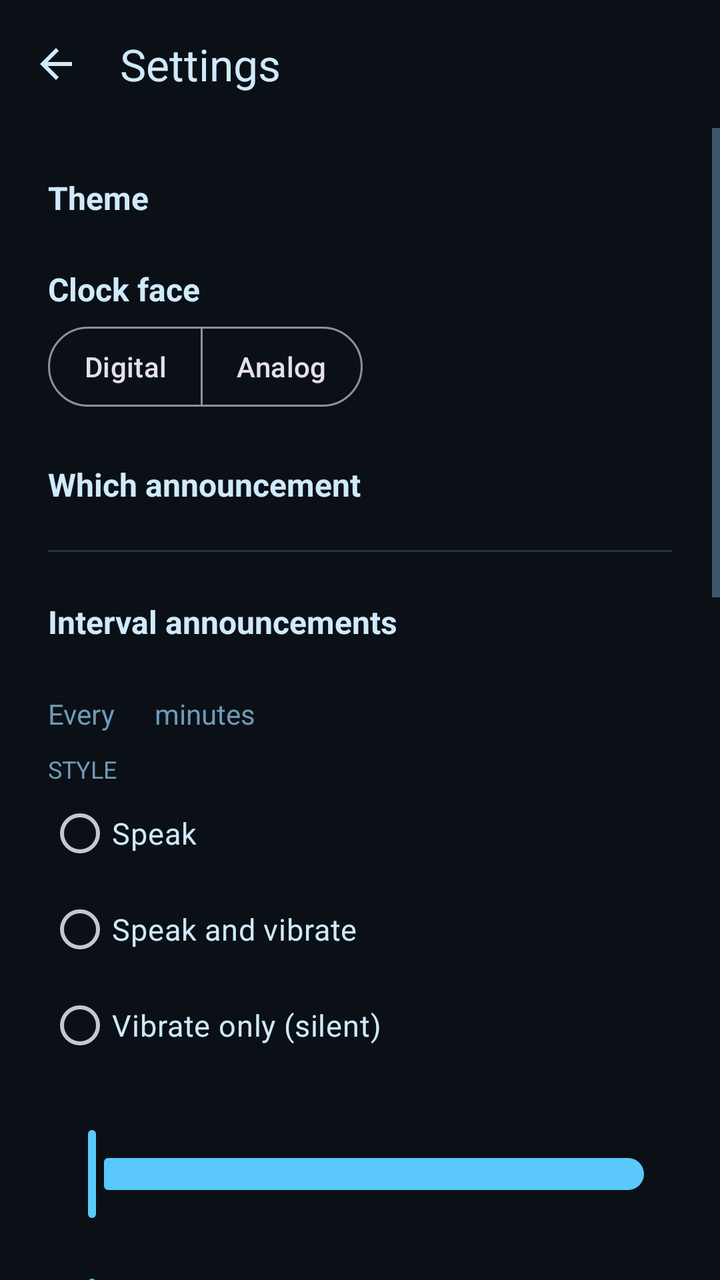
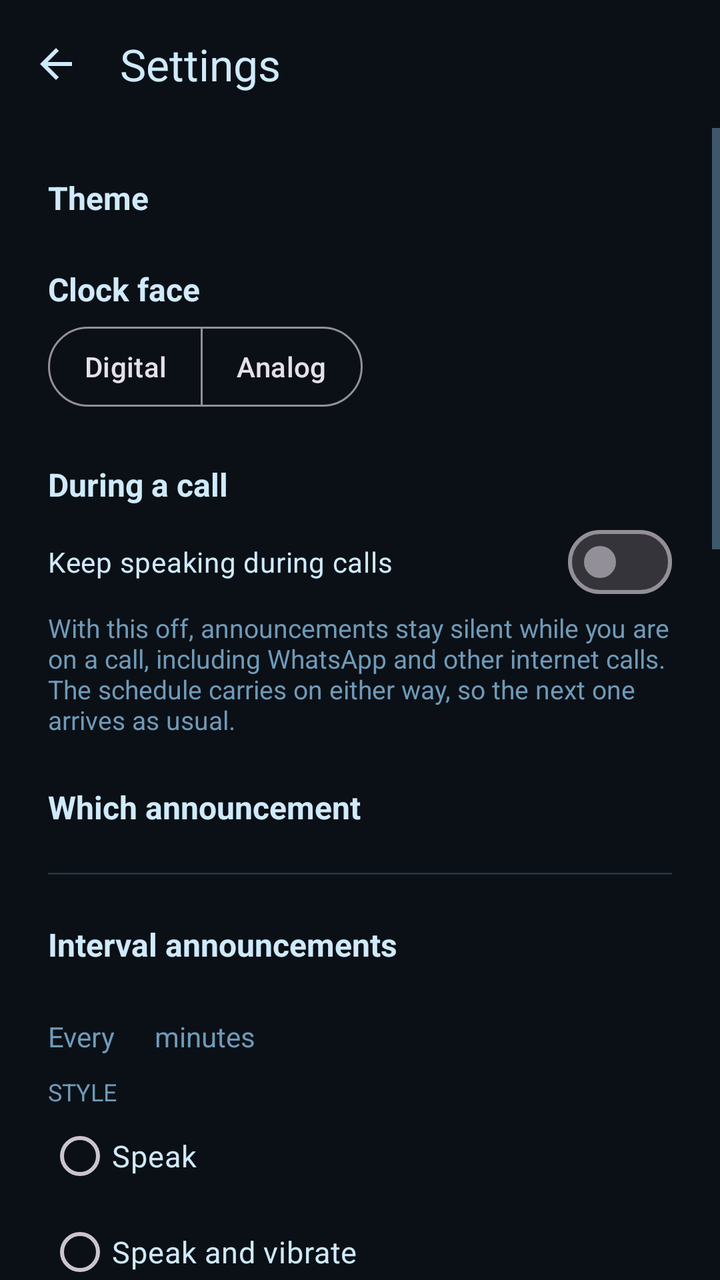

Two renders of the same Android screen: before a commit and after it. Below are the layout's source before the change and the commit's diff.
<!-- AndroidManifest.xml: application theme Theme.TimeSpeaker.Midnight -->
<!-- res/layout/activity_settings.xml -->
<?xml version="1.0" encoding="utf-8"?>
<LinearLayout xmlns:android="http://schemas.android.com/apk/res/android"
    xmlns:app="http://schemas.android.com/apk/res-auto"
    android:layout_width="match_parent"
    android:layout_height="match_parent"
    android:background="?android:attr/colorBackground"
    android:orientation="vertical">

    <com.google.android.material.appbar.MaterialToolbar
        android:id="@+id/toolbar"
        android:layout_width="match_parent"
        android:layout_height="?attr/actionBarSize"
        android:background="?android:attr/colorBackground"
        app:navigationIcon="@drawable/ic_back"
        app:title="@string/settings"
        app:titleTextColor="?android:attr/textColorPrimary" />

    <ScrollView
        android:id="@+id/scrollRoot"
        android:layout_width="match_parent"
        android:layout_height="0dp"
        android:layout_weight="1"
        android:fillViewport="true">

    <LinearLayout
        android:layout_width="match_parent"
        android:layout_height="wrap_content"
        android:orientation="vertical"
        android:paddingHorizontal="24dp"
        android:paddingTop="16dp"
        android:paddingBottom="32dp">

        <TextView
            style="@style/SettingLabel"
            android:layout_width="match_parent"
            android:layout_height="wrap_content"
            android:layout_marginTop="8dp"
            android:text="@string/theme_heading" />

        <LinearLayout
            android:id="@+id/themeGroup"
            android:layout_width="match_parent"
            android:layout_height="wrap_content"
            android:descendantFocusability="blocksDescendants"
            android:orientation="vertical" />

        <TextView
            style="@style/SettingLabel"
            android:layout_width="match_parent"
            android:layout_height="wrap_content"
            android:text="@string/clock_heading" />

        <com.google.android.material.button.MaterialButtonToggleGroup
            android:id="@+id/clockStyleGroup"
            android:layout_width="wrap_content"
            android:layout_height="wrap_content"
            android:layout_marginTop="4dp"
            app:selectionRequired="true"
            app:singleSelection="true">

            <com.google.android.material.button.MaterialButton
                android:id="@+id/digitalButton"
                style="@style/Widget.Material3.Button.OutlinedButton"
                android:layout_width="wrap_content"
                android:layout_height="wrap_content"
                android:minWidth="0dp"
                android:paddingHorizontal="18dp"
                android:text="@string/clock_digital" />

            <com.google.android.material.button.MaterialButton
                android:id="@+id/analogButton"
                style="@style/Widget.Material3.Button.OutlinedButton"
                android:layout_width="wrap_content"
                android:layout_height="wrap_content"
                android:minWidth="0dp"
                android:paddingHorizontal="18dp"
                android:text="@string/clock_analog" />
        </com.google.android.material.button.MaterialButtonToggleGroup>

        
        <TextView
            style="@style/SettingLabel"
            android:layout_width="match_parent"
            android:layout_height="wrap_content"
            android:text="@string/editing_profile" />

        <LinearLayout
            android:id="@+id/profileGroup"
            android:layout_width="match_parent"
            android:layout_height="wrap_content"
            android:layout_marginTop="2dp"
            android:orientation="vertical" />

        <View
            android:layout_width="match_parent"
            android:layout_height="1dp"
            android:layout_marginTop="20dp"
            android:background="?android:attr/textColorSecondary"
            android:alpha="0.25" />

        

        <LinearLayout
            android:id="@+id/intervalSection"
            android:layout_width="match_parent"
            android:layout_height="wrap_content"
            android:orientation="vertical">

            <TextView
                style="@style/SettingLabel"
                android:layout_width="match_parent"
                android:layout_height="wrap_content"
                android:text="@string/interval_heading" />


            <TextView
                android:id="@+id/intervalHint"
                android:layout_width="match_parent"
                android:layout_height="wrap_content"
                android:textColor="?android:attr/textColorSecondary"
                android:textSize="13sp" />

            <LinearLayout
                android:id="@+id/intervalBody"
                android:layout_width="match_parent"
                android:layout_height="wrap_content"
                android:orientation="vertical">

                <HorizontalScrollView
                    android:layout_width="match_parent"
                    android:layout_height="wrap_content"
                    android:layout_marginTop="8dp"
                    android:scrollbars="none">

                    <LinearLayout
                        android:layout_width="wrap_content"
                        android:layout_height="wrap_content"
                        android:gravity="center_vertical"
                        android:orientation="horizontal">

                        <TextView
                            android:layout_width="wrap_content"
                            android:layout_height="wrap_content"
                            android:layout_marginEnd="10dp"
                            android:text="@string/interval_every"
                            android:textColor="?android:attr/textColorSecondary"
                            android:textSize="14sp" />

                        <com.google.android.material.button.MaterialButtonToggleGroup
                            android:id="@+id/intervalGroup"
                            android:layout_width="wrap_content"
                            android:layout_height="wrap_content"
                            app:selectionRequired="true"
                            app:singleSelection="true" />

                        <TextView
                            android:layout_width="wrap_content"
                            android:layout_height="wrap_content"
                            android:layout_marginStart="10dp"
                            android:text="@string/interval_minutes"
                            android:textColor="?android:attr/textColorSecondary"
                            android:textSize="14sp" />
                    </LinearLayout>
                </HorizontalScrollView>

                <include
                    android:id="@+id/intervalStyle"
                    layout="@layout/section_style" />
            </LinearLayout>
        </LinearLayout>

        <LinearLayout
            android:id="@+id/countdownSection"
            android:layout_width="match_parent"
            android:layout_height="wrap_content"
            android:orientation="vertical"
            android:visibility="gone">

            <TextView
                style="@style/SettingLabel"
                android:layout_width="match_parent"
                android:layout_height="wrap_content"
                android:text="@string/countdown_heading" />


            <TextView
                android:id="@+id/countdownExplainer"
                android:layout_width="match_parent"
                android:layout_height="wrap_content"
                android:text="@string/countdown_explainer"
                android:textColor="?android:attr/textColorSecondary"
                android:textSize="13sp" />

            <LinearLayout
                android:id="@+id/countdownBody"
                android:layout_width="match_parent"
                android:layout_height="wrap_content"
                android:orientation="vertical">


                <TextView
                    android:layout_width="wrap_content"
                    android:layout_height="wrap_content"
                    android:layout_marginTop="10dp"
                    android:text="@string/countdown_range_heading"
                    android:textAllCaps="true"
                    android:textColor="?android:attr/textColorSecondary"
                    android:textSize="12sp" />

                <HorizontalScrollView
                    android:layout_width="match_parent"
                    android:layout_height="wrap_content"
                    android:layout_marginTop="2dp"
                    android:scrollbars="none">

                    <com.google.android.material.button.MaterialButtonToggleGroup
                        android:id="@+id/countdownRangeGroup"
                        android:layout_width="wrap_content"
                        android:layout_height="wrap_content"
                        app:selectionRequired="true"
                        app:singleSelection="true" />
                </HorizontalScrollView>

                <TextView
                    android:id="@+id/countdownRangeHint"
                    android:layout_width="match_parent"
                    android:layout_height="wrap_content"
                    android:textColor="?android:attr/textColorSecondary"
                    android:textSize="13sp" />

                <include
                    android:id="@+id/countdownStyle"
                    layout="@layout/section_style" />
            </LinearLayout>
        </LinearLayout>

        <LinearLayout
            android:id="@+id/majorSection"
            android:layout_width="match_parent"
            android:layout_height="wrap_content"
            android:orientation="vertical"
            android:visibility="gone">

            <TextView
                style="@style/SettingLabel"
                android:layout_width="match_parent"
                android:layout_height="wrap_content"
                android:text="@string/major_heading" />


            <TextView
                android:id="@+id/majorHint"
                android:layout_width="match_parent"
                android:layout_height="wrap_content"
                android:textColor="?android:attr/textColorSecondary"
                android:textSize="13sp" />

            <LinearLayout
                android:id="@+id/majorBody"
                android:layout_width="match_parent"
                android:layout_height="wrap_content"
                android:orientation="vertical">

                <HorizontalScrollView
                    android:layout_width="match_parent"
                    android:layout_height="wrap_content"
                    android:layout_marginTop="8dp"
                    android:scrollbars="none">

                    <LinearLayout
                        android:layout_width="wrap_content"
                        android:layout_height="wrap_content"
                        android:gravity="center_vertical"
                        android:orientation="horizontal">

                        <TextView
                            android:layout_width="wrap_content"
                            android:layout_height="wrap_content"
                            android:layout_marginEnd="10dp"
                            android:text="@string/interval_every"
                            android:textColor="?android:attr/textColorSecondary"
                            android:textSize="14sp" />

                        <com.google.android.material.button.MaterialButtonToggleGroup
                            android:id="@+id/majorIntervalGroup"
                            android:layout_width="wrap_content"
                            android:layout_height="wrap_content"
                            app:selectionRequired="true"
                            app:singleSelection="true" />

                        <TextView
                            android:layout_width="wrap_content"
                            android:layout_height="wrap_content"
                            android:layout_marginStart="10dp"
                            android:text="@string/interval_minutes"
                            android:textColor="?android:attr/textColorSecondary"
                            android:textSize="14sp" />
                    </LinearLayout>
                </HorizontalScrollView>

                <include
                    android:id="@+id/majorStyle"
                    layout="@layout/section_style" />
            </LinearLayout>
        </LinearLayout>

        

        <LinearLayout
            android:id="@+id/voiceBlock"
            android:layout_width="match_parent"
            android:layout_height="wrap_content"
            android:orientation="vertical">

        <TextView
            android:id="@+id/volumeLabel"
            style="@style/SettingLabel"
            android:layout_width="match_parent"
            android:layout_height="wrap_content" />

        <com.google.android.material.slider.Slider
            android:id="@+id/volumeSlider"
            android:layout_width="match_parent"
            android:layout_height="wrap_content"
            android:stepSize="10"
            android:valueFrom="0"
            android:valueTo="400"
            app:labelBehavior="gone" />

        <TextView
            android:id="@+id/boostNote"
            android:layout_width="match_parent"
            android:layout_height="wrap_content"
            android:text="@string/boost_note"
            android:textColor="?android:attr/textColorSecondary"
            android:textSize="13sp"
            android:visibility="gone" />

        <TextView
            android:id="@+id/boostWarning"
            android:layout_width="match_parent"
            android:layout_height="wrap_content"
            android:layout_marginTop="4dp"
            android:text="@string/boost_note_high"
            android:textColor="?attr/colorPrimary"
            android:textSize="13sp"
            android:visibility="gone" />

        <TextView
            android:id="@+id/pitchLabel"
            style="@style/SettingLabel"
            android:layout_width="match_parent"
            android:layout_height="wrap_content" />

        <com.google.android.material.slider.Slider
            android:id="@+id/pitchSlider"
            android:layout_width="match_parent"
            android:layout_height="wrap_content"
            android:stepSize="5"
            android:valueFrom="50"
            android:valueTo="200"
            app:labelBehavior="gone" />

        <TextView
            android:layout_width="match_parent"
            android:layout_height="wrap_content"
            android:text="@string/pitch_hint"
            android:textColor="?android:attr/textColorSecondary"
            android:textSize="13sp" />

        <TextView
            android:id="@+id/rateLabel"
            style="@style/SettingLabel"
            android:layout_width="match_parent"
            android:layout_height="wrap_content" />

        <com.google.android.material.slider.Slider
            android:id="@+id/rateSlider"
            android:layout_width="match_parent"
            android:layout_height="wrap_content"
            android:stepSize="5"
            android:valueFrom="50"
            android:valueTo="200"
            app:labelBehavior="gone" />

        <TextView
            style="@style/SettingLabel"
            android:layout_width="match_parent"
            android:layout_height="wrap_content"
            android:text="@string/voice_heading" />

        <TextView
            android:id="@+id/voiceStatusText"
            android:layout_width="match_parent"
            android:layout_height="wrap_content"
            android:text="@string/voice_loading"
            android:textColor="?android:attr/textColorSecondary"
            android:textSize="14sp" />

        <TextView
            android:layout_width="match_parent"
            android:layout_height="wrap_content"
            android:layout_marginBottom="4dp"
            android:text="@string/voice_hint"
            android:textColor="?android:attr/textColorSecondary"
            android:textSize="13sp" />

        <LinearLayout
            android:layout_width="match_parent"
            android:layout_height="wrap_content"
            android:layout_marginTop="12dp"
            android:gravity="center_vertical"
            android:orientation="horizontal">

            <TextView
                android:layout_width="wrap_content"
                android:layout_height="wrap_content"
                android:layout_marginEnd="12dp"
                android:text="@string/sort_heading"
                android:textAllCaps="true"
                android:textColor="?android:attr/textColorSecondary"
                android:textSize="12sp" />

            <com.google.android.material.button.MaterialButtonToggleGroup
                android:id="@+id/sortGroup"
                android:layout_width="wrap_content"
                android:layout_height="wrap_content"
                app:selectionRequired="true"
                app:singleSelection="true">

                <com.google.android.material.button.MaterialButton
                    android:id="@+id/sortAccentButton"
                    style="@style/Widget.Material3.Button.OutlinedButton"
                    android:layout_width="wrap_content"
                    android:layout_height="wrap_content"
                    android:insetTop="0dp"
                    android:insetBottom="0dp"
                    android:minWidth="0dp"
                    android:paddingHorizontal="14dp"
                    android:text="@string/sort_default" />

                <com.google.android.material.button.MaterialButton
                    android:id="@+id/sortLabelButton"
                    style="@style/Widget.Material3.Button.OutlinedButton"
                    android:layout_width="wrap_content"
                    android:layout_height="wrap_content"
                    android:insetTop="0dp"
                    android:insetBottom="0dp"
                    android:minWidth="0dp"
                    android:paddingHorizontal="14dp"
                    android:text="@string/sort_by_label" />
            </com.google.android.material.button.MaterialButtonToggleGroup>
        </LinearLayout>

        <LinearLayout
            android:layout_width="match_parent"
            android:layout_height="wrap_content"
            android:layout_marginTop="16dp"
            android:orientation="horizontal">

            <TextView
                android:layout_width="0dp"
                android:layout_height="wrap_content"
                android:layout_weight="1"
                android:text="@string/voice_column"
                android:textColor="?android:attr/textColorSecondary"
                android:textSize="12sp"
                android:textAllCaps="true" />

            <TextView
                android:layout_width="wrap_content"
                android:layout_height="wrap_content"
                android:text="@string/voice_column_label"
                android:textColor="?android:attr/textColorSecondary"
                android:textSize="12sp"
                android:textAllCaps="true" />
        </LinearLayout>

        
        <LinearLayout
            android:id="@+id/voiceGroup"
            android:layout_width="match_parent"
            android:layout_height="wrap_content"
            android:descendantFocusability="blocksDescendants"
            android:orientation="vertical" />

        <com.google.android.material.button.MaterialButton
            android:id="@+id/previewButton"
            android:layout_width="match_parent"
            android:layout_height="wrap_content"
            android:layout_marginTop="24dp"
            android:text="@string/preview"
            app:cornerRadius="14dp" />

        <com.google.android.material.button.MaterialButton
            android:id="@+id/resetButton"
            style="@style/Widget.Material3.Button.TextButton"
            android:layout_width="match_parent"
            android:layout_height="wrap_content"
            android:text="@string/reset_defaults" />
        </LinearLayout>
    </LinearLayout>
    </ScrollView>
</LinearLayout>
<!-- res/layout/section_style.xml (included above) -->
<?xml version="1.0" encoding="utf-8"?>
<LinearLayout xmlns:android="http://schemas.android.com/apk/res/android"
    xmlns:app="http://schemas.android.com/apk/res-auto"
    android:layout_width="match_parent"
    android:layout_height="wrap_content"
    android:orientation="vertical">

    <TextView
        android:layout_width="wrap_content"
        android:layout_height="wrap_content"
        android:layout_marginTop="10dp"
        android:text="@string/feedback_heading"
        android:textAllCaps="true"
        android:textColor="?android:attr/textColorSecondary"
        android:textSize="12sp" />

    <RadioGroup
        android:id="@+id/styleGroup"
        android:layout_width="match_parent"
        android:layout_height="wrap_content"
        android:orientation="vertical">

        <RadioButton
            android:id="@+id/styleSpeak"
            android:layout_width="match_parent"
            android:layout_height="wrap_content"
            android:text="@string/feedback_speak"
            android:textColor="?android:attr/textColorPrimary"
            android:textSize="15sp" />

        <RadioButton
            android:id="@+id/styleBoth"
            android:layout_width="match_parent"
            android:layout_height="wrap_content"
            android:text="@string/feedback_both"
            android:textColor="?android:attr/textColorPrimary"
            android:textSize="15sp" />

        <RadioButton
            android:id="@+id/styleVibrate"
            android:layout_width="match_parent"
            android:layout_height="wrap_content"
            android:text="@string/feedback_vibrate"
            android:textColor="?android:attr/textColorPrimary"
            android:textSize="15sp" />
    </RadioGroup>

    <TextView
        android:id="@+id/speakRepeatsLabel"
        android:layout_width="match_parent"
        android:layout_height="wrap_content"
        android:layout_marginTop="6dp"
        android:textColor="?android:attr/textColorPrimary"
        android:textSize="15sp"
        />

    <com.google.android.material.slider.Slider
        android:id="@+id/speakRepeatsSlider"
        android:layout_width="match_parent"
        android:layout_height="wrap_content"
        android:stepSize="1"
        android:valueFrom="1"
        android:valueTo="5"
        app:labelBehavior="gone" />

    <TextView
        android:id="@+id/vibrationLabel"
        android:layout_width="match_parent"
        android:layout_height="wrap_content"
        android:layout_marginTop="6dp"
        android:textColor="?android:attr/textColorPrimary"
        android:textSize="15sp"
        />

    <com.google.android.material.slider.Slider
        android:id="@+id/vibrationSlider"
        android:layout_width="match_parent"
        android:layout_height="wrap_content"
        android:stepSize="500"
        android:valueFrom="500"
        android:valueTo="10000"
        app:labelBehavior="gone" />

    <TextView
        android:id="@+id/vibrationRepeatsLabel"
        android:layout_width="match_parent"
        android:layout_height="wrap_content"
        android:textColor="?android:attr/textColorPrimary"
        android:textSize="15sp"
        />

    <com.google.android.material.slider.Slider
        android:id="@+id/vibrationRepeatsSlider"
        android:layout_width="match_parent"
        android:layout_height="wrap_content"
        android:stepSize="1"
        android:valueFrom="1"
        android:valueTo="20"
        app:labelBehavior="gone" />

    <com.google.android.material.button.MaterialButton
        android:id="@+id/vibrationTestButton"
        style="@style/Widget.Material3.Button.OutlinedButton"
        android:layout_width="wrap_content"
        android:layout_height="wrap_content"
        android:text="@string/vibration_test"
        app:cornerRadius="14dp" />
</LinearLayout>
<!-- resources referenced by this layout -->
<resources>
  <!-- drawable ic_back (drawable) -->
  <vector xmlns:android="http://schemas.android.com/apk/res/android"
      android:width="24dp"
      android:height="24dp"
      android:viewportWidth="24"
      android:viewportHeight="24"
      android:tint="?android:attr/textColorPrimary">
      <path
          android:fillColor="#FFFFFF"
          android:pathData="M20,11H7.83l5.59,-5.59L12,4l-8,8 8,8 1.41,-1.41L7.83,13H20v-2z" />
  </vector>
  <string name="boost_note">Above 100% the announcement is amplified past the device\'s media volume. Music and other apps are unaffected.</string>
  <string name="boost_note_high">Very high boost trades quality for loudness — the voice may sound harsh or distorted.</string>
  <string name="clock_analog">Analog</string>
  <string name="clock_digital">Digital</string>
  <string name="clock_heading">Clock face</string>
  <string name="countdown_explainer">On every minute between announcements, speak only the number of minutes left — at 7:51 with a five-minute interval it says “four”.</string>
  <string name="countdown_heading">Countdown</string>
  <string name="countdown_range_heading">Count down every … minutes</string>
  <string name="editing_profile">Which announcement</string>
  <string name="feedback_both">Speak and vibrate</string>
  <string name="feedback_heading">Style</string>
  <string name="feedback_speak">Speak</string>
  <string name="feedback_vibrate">Vibrate only (silent)</string>
  <string name="interval_every">Every</string>
  <string name="interval_heading">Interval announcements</string>
  <string name="interval_minutes">minutes</string>
  <string name="major_heading">Major announcement</string>
  <string name="pitch_hint">Lower sounds deeper, higher sounds lighter.</string>
  <string name="preview">Preview</string>
  <string name="reset_defaults">Reset to defaults</string>
  <string name="settings">Settings</string>
  <string name="sort_by_label">By label</string>
  <string name="sort_default">By accent</string>
  <string name="sort_heading">Sort</string>
  <string name="theme_heading">Theme</string>
  <string name="vibration_test">Test vibration</string>
  <string name="voice_column">Voices</string>
  <string name="voice_column_label">Label</string>
  <string name="voice_heading">Voice</string>
  <string name="voice_hint">Tap a voice to hear it, then use M or F to note down what you heard. These are your own labels — Android does not tell apps a voice\'s gender, and labelling does not change how a voice sounds.</string>
  <string name="voice_loading">Loading voices…</string>
  <style name="SettingLabel" parent="">
          <item name="android:layout_marginTop">24dp</item>
          <item name="android:textColor">?android:attr/textColorPrimary</item>
          <item name="android:textSize">16sp</item>
          <item name="android:textStyle">bold</item>
      </style>
  <style name="Theme.TimeSpeaker.Midnight" parent="Theme.TimeSpeaker.Dark">
          <item name="colorPrimary">@color/midnight_accent</item>
          <item name="android:colorBackground">@color/midnight_bg</item>
          <item name="android:textColorPrimary">@color/midnight_text</item>
          <item name="android:textColorSecondary">@color/midnight_text_dim</item>
          <item name="android:statusBarColor">@color/midnight_bg</item>
          <item name="android:navigationBarColor">@color/midnight_bg</item>
      </style>
  <color name="midnight_accent">#5AC8FA</color>
  <color name="midnight_bg">#0B1016</color>
  <color name="midnight_text">#CFEAFB</color>
  <color name="midnight_text_dim">#6F9AB8</color>
  <color name="on_accent_dark">#0B0E12</color>
</resources>

<!-- the commit's change to res/layout/activity_settings.xml (unified diff, before → after) -->
@@ -76,6 +76,27 @@
                 android:paddingHorizontal="18dp"
                 android:text="@string/clock_analog" />
         </com.google.android.material.button.MaterialButtonToggleGroup>
+
+        <TextView
+            style="@style/SettingLabel"
+            android:layout_width="match_parent"
+            android:layout_height="wrap_content"
+            android:text="@string/calls_heading" />
+
+        <com.google.android.material.materialswitch.MaterialSwitch
+            android:id="@+id/callsSwitch"
+            android:layout_width="match_parent"
+            android:layout_height="wrap_content"
+            android:layout_marginTop="4dp"
+            android:text="@string/calls_switch"
+            android:textColor="?android:attr/textColorPrimary" />
+
+        <TextView
+            android:layout_width="match_parent"
+            android:layout_height="wrap_content"
+            android:text="@string/calls_hint"
+            android:textColor="?android:attr/textColorSecondary"
+            android:textSize="13sp" />
 
         
         <TextView
@@ -565,7 +586,7 @@
         android:layout_height="wrap_content"
         android:stepSize="1"
         android:valueFrom="1"
-        android:valueTo="5"
+        android:valueTo="10"
         app:labelBehavior="gone" />
 
     <TextView
<!-- resource entries referenced after the edit -->
@@ -13,6 +13,9 @@
   </vector>
   <string name="boost_note">Above 100% the announcement is amplified past the device\'s media volume. Music and other apps are unaffected.</string>
   <string name="boost_note_high">Very high boost trades quality for loudness — the voice may sound harsh or distorted.</string>
+  <string name="calls_heading">During a call</string>
+  <string name="calls_hint">With this off, announcements stay silent while you are on a call, including WhatsApp and other internet calls. The schedule carries on either way, so the next one arrives as usual.</string>
+  <string name="calls_switch">Keep speaking during calls</string>
   <string name="clock_analog">Analog</string>
   <string name="clock_digital">Digital</string>
   <string name="clock_heading">Clock face</string>
